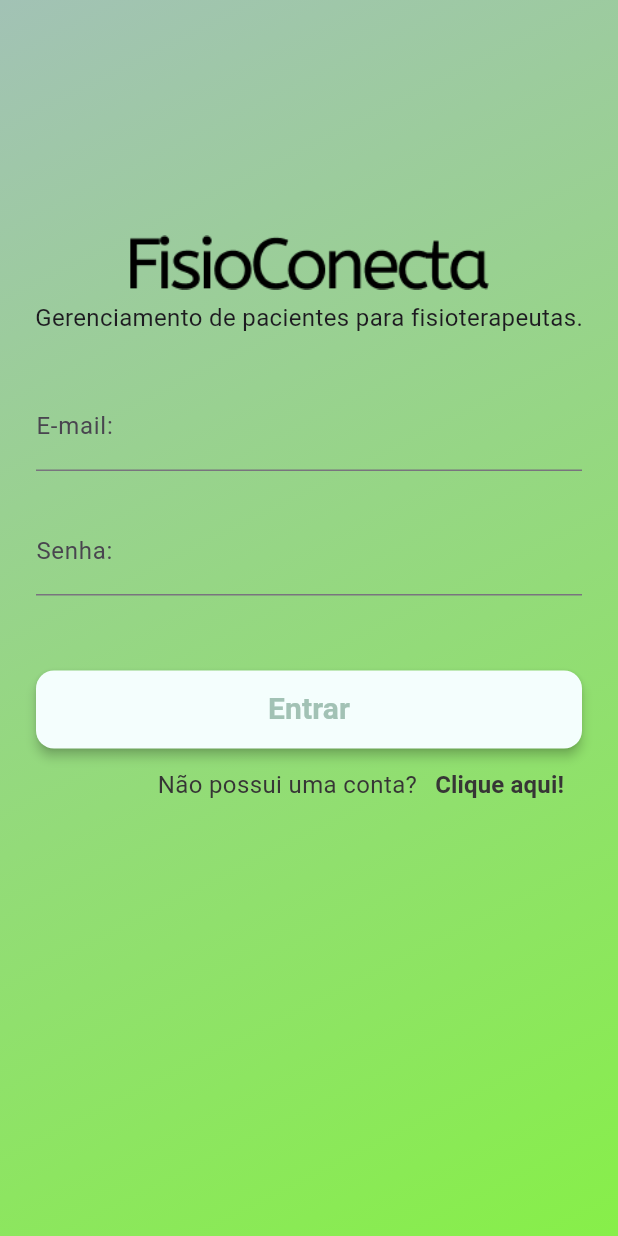
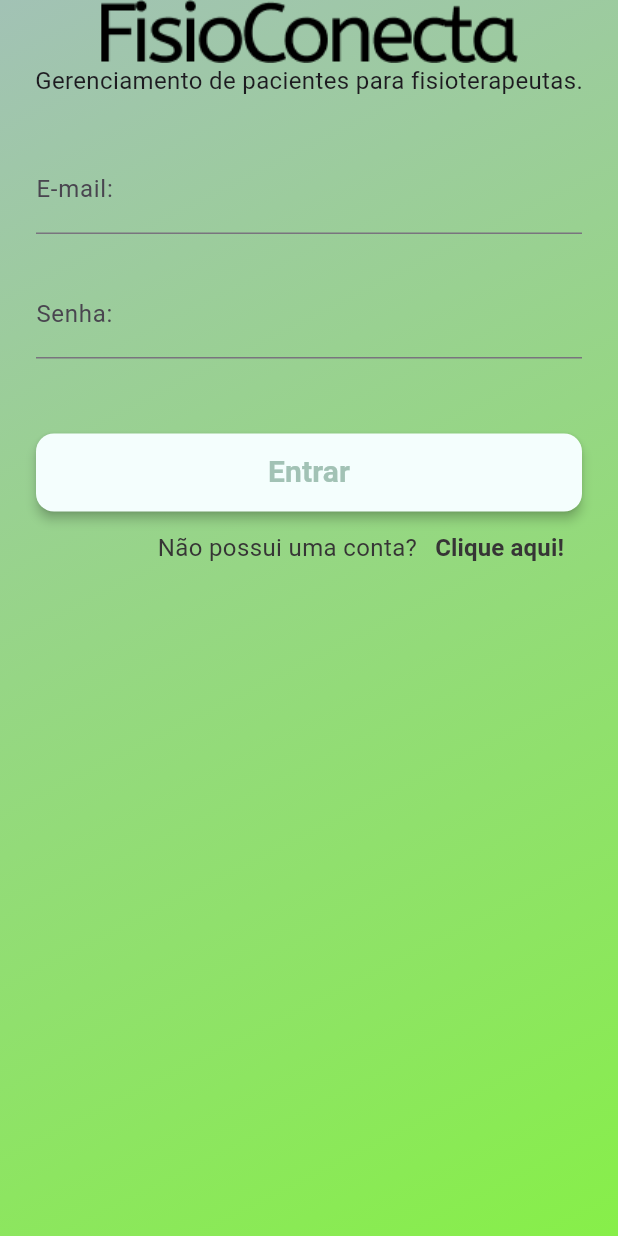
Before and after one commit to gihr0cha/app_fisio_tcc_fisioconecta, a Flutter app: the screen it shows after launch, on a phone screen of 412 x 824 dp. Run offline on Flutter 3.47's test engine with Material 3 defaults, Android fonts, the light colour scheme and no system bars; our stand-ins replace firebase_auth, firebase_core, firebase_database, go_router; accounts and stored records are empty.

```diff
--- a/lib/pages/login_page.dart
+++ b/lib/pages/login_page.dart
@@ -87,16 +87,10 @@ class _LoginPageState extends State<LoginPage> {
           Column(
             crossAxisAlignment: CrossAxisAlignment.center,
             children: [
-              Container(
-                alignment: Alignment.center,
-                height: 50,
-                width: 240,
-                margin: const EdgeInsets.only(top: 150),
-                child: Image.asset(
-                  Theme.of(context).brightness == Brightness.light
-                      ? 'lib/assets/images/LogoFisioConecta.png'
-                      : 'lib/assets/images/LogoFisioConectaBranco.png',
-                ),
+              Image.asset(
+                Theme.of(context).brightness == Brightness.light
+                    ? 'lib/assets/images/LogoFisioConecta.png'
+                    : 'lib/assets/images/LogoFisioConectaBranco.png',
               ),
               const Padding(
                 padding: EdgeInsets.only(
--- a/lib/pages/paciente_page.dart
+++ b/lib/pages/paciente_page.dart
@@ -91,12 +91,6 @@ class _PacientePageState extends State<PacientePage> {
                       child: ListTile(
                         title: Text(nome),
                         subtitle: Text(dataNascimento),
-                        trailing: IconButton(
-                          icon: const Icon(Icons.delete),
-                          onPressed: () {
-                            database.ref('pacientes').child(nome).remove();
-                          },
-                        ),
                       ),
                     );
                   } catch (e) {
```
Also changed, not shown: lib/pages/exercicios_page.dart (+6 -3 lines).
